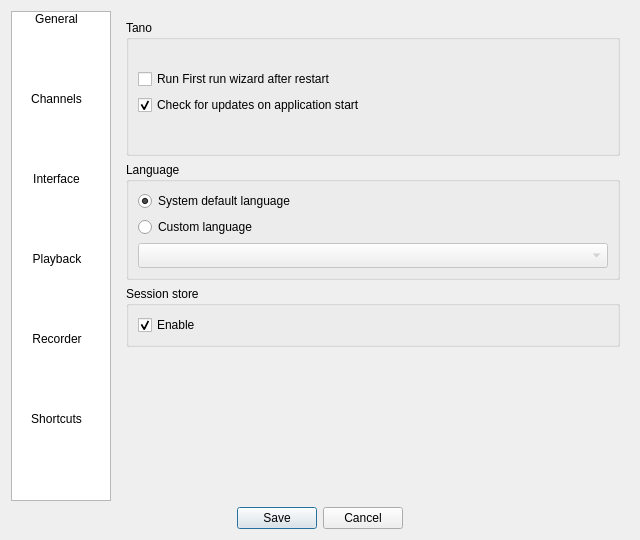
Qt form src/ui/EditSettings.ui (ntadej/tano) before a commit.
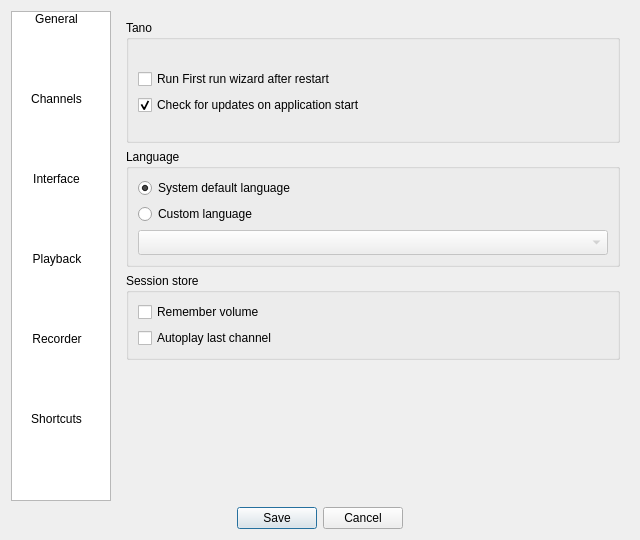
The same form after that commit. Icons and pictures are not drawn. Custom widgets are drawn as their Qt base class.

Commit message: New, easier session options, translation of First run wizard

What changed in the file:
```diff
--- a/src/ui/EditSettings.ui
+++ b/src/ui/EditSettings.ui
@@ -135,10 +135,14 @@
           <item>
            <widget class="QCheckBox" name="sessionCheck">
             <property name="text">
-             <string>Enable</string>
+             <string>Remember volume</string>
             </property>
-            <property name="checked">
-             <bool>true</bool>
+           </widget>
+          </item>
+          <item>
+           <widget class="QCheckBox" name="sessionAutoplayCheck">
+            <property name="text">
+             <string>Autoplay last channel</string>
             </property>
            </widget>
           </item>
```
Left out of the diff: 2 changed lines with no effect on the pictures. The commit also changes 14 other files.
